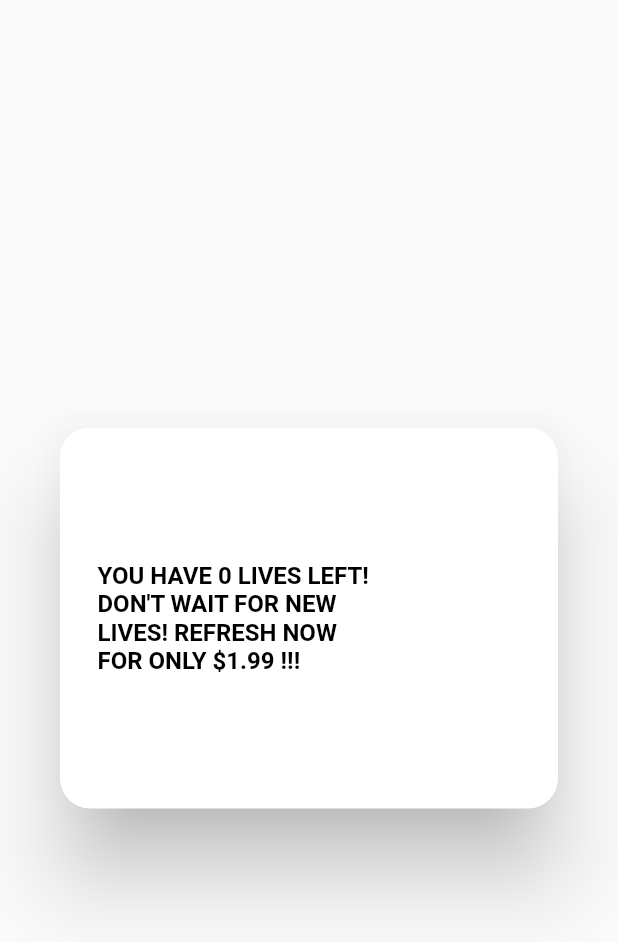
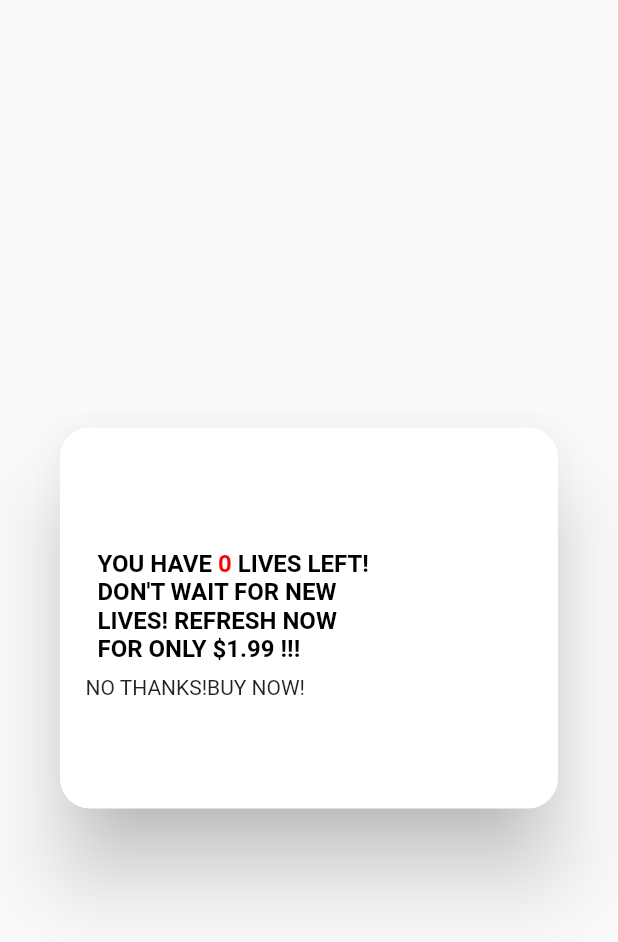
Before and after one commit to start514/flutter_jackpot_android, a Flutter app: the BuyLifeDialog widget shown alone on an empty page, opened directly, on a phone screen of 412 x 824 dp. Shown: the top 942 px of the screen. Run offline on Flutter 3.47's test engine with Material 2 defaults, Android fonts, the phone set to English and light mode, and no system bars; drawn by our look-alikes of flutter_html; our stand-ins replace assets_audio_player, auto_size_text, dio, fluttertoast, in_app_purchase, shared_preferences and 3 more; missing offline and left inert: assets_audio_player_web, google_sign_in_web, shared_preferences_web, unity_ads_plugin; accounts and stored records are empty; network calls fail; Roboto replaces fonts that are missing (DIN Condensed); statements that could not run were skipped.

Commit message:
life buying

```diff
--- a/lib/dialogs/buy_life_dialog.dart
+++ b/lib/dialogs/buy_life_dialog.dart
@@ -6,10 +6,11 @@ import 'package:flutter_html/flutter_html.dart';
 import 'package:flutter_html/style.dart';
 import 'package:flutterjackpot/utils/colors_utils.dart';
 import 'package:flutterjackpot/utils/common/consumable_store.dart';
+import 'package:flutterjackpot/utils/life_utils.dart';
 import 'package:in_app_purchase/in_app_purchase.dart';
 
 const bool kAutoConsume = true;
-String _kConsumableIdBuyLife = 'com.triviastax.buylife';
+String _kConsumableIdBuyLife = 'com.triviastax.streaklife';
 List<String> _kProductIds = <String>[
   _kConsumableIdBuyLife,
 ];
@@ -186,7 +187,10 @@ class _BuyLifeDialogState extends State<BuyLifeDialog> {
   }
 
   Future<void> whenPurchaseComplete(String productID) async {
-    if (productID == _kConsumableIdBuyLife) {}
+    if (productID == _kConsumableIdBuyLife) {
+      await LifeClass.restoreLife();
+      Navigator.pop(context);
+    }
   }
 
   @override
@@ -194,7 +198,7 @@ class _BuyLifeDialogState extends State<BuyLifeDialog> {
     unitHeightValue = MediaQuery.of(context).size.height * 0.001;
     unitWidthValue = MediaQuery.of(context).size.width * 0.0021;
     const data =
-        "YOU HAVE 0 LIVES LEFT!<br>DON'T WAIT FOR NEW<br>LIVES! REFRESH NOW<br>FOR ONLY \$1.99 !!!";
+        "YOU HAVE <span style='color: red;'>0</span> LIVES LEFT!<br>DON'T WAIT FOR NEW<br>LIVES! REFRESH NOW<br>FOR ONLY \$1.99 !!!";
     return Dialog(
       backgroundColor: whiteColor,
       shape: RoundedRectangleBorder(
@@ -205,8 +209,9 @@ class _BuyLifeDialogState extends State<BuyLifeDialog> {
         margin: EdgeInsets.all(17.0),
         child: Center(
           child: SingleChildScrollView(
-            child: Container(
-              child: Html(
+            child: Column(
+              children: [
+                Html(
                   data: "$data",
                   style: {
                     "html": Style(
@@ -217,6 +222,19 @@ class _BuyLifeDialogState extends State<BuyLifeDialog> {
                     ),
                   },
                 ),
+                Row(
+                  children: [
+                    InkWell(
+                      child: Container(child: Text("NO THANKS!")),
+                      onTap: noThanks,
+                    ),
+                    InkWell(
+                      child: Container(child: Text("BUY NOW!")),
+                      onTap: buyLife,
+                    )
+                  ],
+                ),
+              ],
             ),
           ),
         ),
@@ -339,4 +357,8 @@ class _BuyLifeDialogState extends State<BuyLifeDialog> {
   void buyLife() {
     showPurchaseMenu(context, 0);
   }
+
+  void noThanks() {
+    Navigator.pop(context);
   }
+}
```
Also changed, not shown: lib/dialogs/streak_success_dialog.dart (+17 -2 lines), lib/utils/life_utils.dart (+13 -3 lines), lib/view/trivia_streak/trivia_streak_screen.dart (+5 -3 lines). Lines whose indentation alone changed are shown as unchanged.
